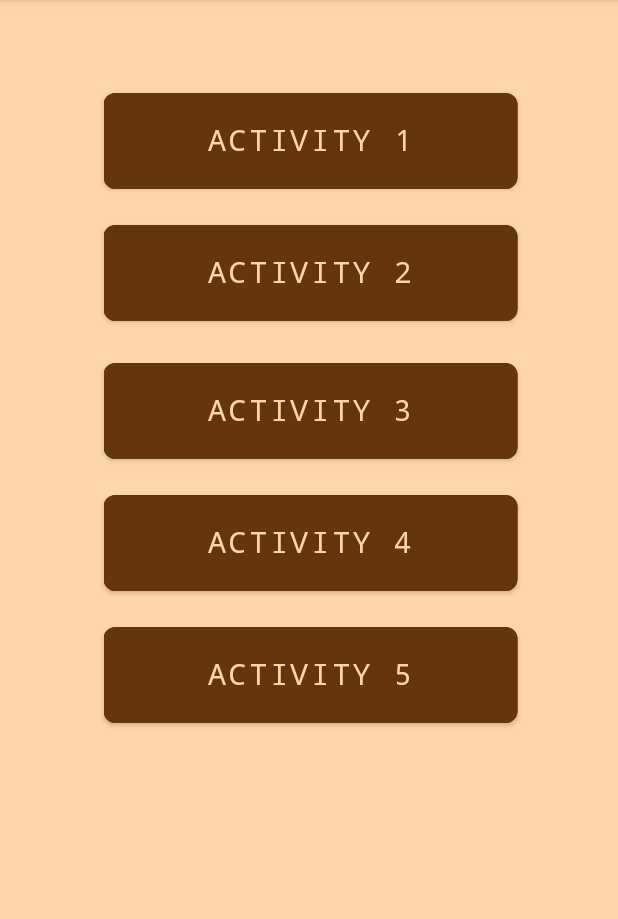
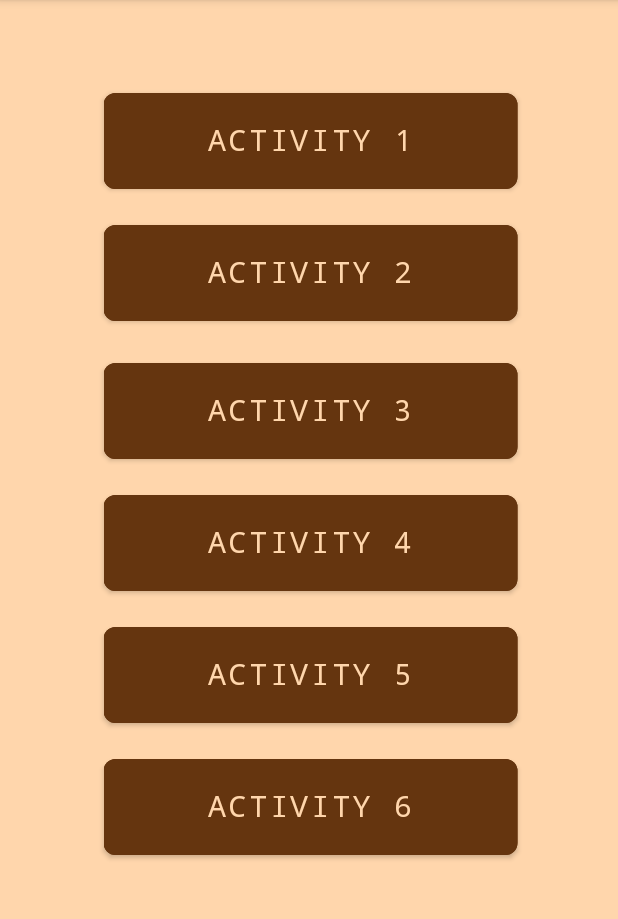
Before and after one commit to MarkYuriPG/Geagonia_MyApplication, an Android app: the screen it shows after launch (MainActivity), on a phone screen of 412 x 824 dp, the part 84-1003 px from its top. Run offline under Robolectric (Android 15) with nearby library versions, the phone set to English and light mode, and no system bars.

Commit message:
Add activity 6

```diff
--- a/app/src/main/java/com/example/geagonia_myapplication/MainActivity.java
+++ b/app/src/main/java/com/example/geagonia_myapplication/MainActivity.java
@@ -13,7 +13,7 @@ import java.util.Objects;
 
 public class MainActivity extends AppCompatActivity implements View.OnClickListener{
 
-    Button bt_Activity1, bt_Activity2, bt_Activity3, bt_Activity4, bt_Activity5;
+    Button bt_Activity1, bt_Activity2, bt_Activity3, bt_Activity4, bt_Activity5, bt_Activity6;
 
     @Override
     protected void onCreate(Bundle savedInstanceState)
@@ -27,12 +27,14 @@ public class MainActivity extends AppCompatActivity implements View.OnClickListe
         bt_Activity3 = (Button) findViewById(R.id.bt_Activity3);
         bt_Activity4 = (Button) findViewById(R.id.bt_Activity4);
         bt_Activity5 = (Button) findViewById(R.id.bt_Activity5);
+        bt_Activity6 = (Button) findViewById(R.id.bt_Activity6);
 
         bt_Activity1.setOnClickListener(this);
         bt_Activity2.setOnClickListener(this);
         bt_Activity3.setOnClickListener(this);
         bt_Activity4.setOnClickListener(this);
         bt_Activity5.setOnClickListener(this);
+        bt_Activity6.setOnClickListener(this);
 
     }
 
@@ -44,22 +46,30 @@ public class MainActivity extends AppCompatActivity implements View.OnClickListe
             case R.id.bt_Activity1:
                 Toast.makeText(this, "Activity 1 button is clicked", Toast.LENGTH_SHORT).show();
                 break;
+
             case R.id.bt_Activity2:
                 Toast.makeText(this, "Activity 2 button is clicked", Toast.LENGTH_SHORT).show();
                 Intent intent2 = new Intent(this, MainActivity2_Menu.class);
                 startActivity(intent2);
                 break;
+
             case R.id.bt_Activity3:
                 Toast.makeText(this, "Activity 3 button is clicked", Toast.LENGTH_SHORT).show();
                 break;
+
             case R.id.bt_Activity4:
                 Toast.makeText(this, "Activity 4 button is clicked", Toast.LENGTH_SHORT).show();
                 break;
+
             case R.id.bt_Activity5:
                 Toast.makeText(this, "Activity 5 button is clicked", Toast.LENGTH_SHORT).show();
                 Intent intent5 = new Intent(this, SMS.class);
                 startActivity(intent5);
                 break;
+
+            case R.id.bt_Activity6:
+                Toast.makeText(this, "Activity 6 button is clicked", Toast.LENGTH_SHORT).show();
+                break;
         }
     }
 }
--- a/app/src/main/res/layout/activity_main.xml
+++ b/app/src/main/res/layout/activity_main.xml
@@ -102,5 +102,22 @@
         app:layout_constraintTop_toTopOf="parent"
         tools:ignore="SmallSP" />
 
+    <Button
+        android:id="@+id/bt_Activity6"
+        android:layout_width="138dp"
+        android:layout_height="44dp"
+        android:layout_marginTop="516dp"
+        android:layout_marginEnd="136dp"
+        android:backgroundTint="@color/caramel"
+        android:fontFamily="monospace"
+        android:scaleX="2"
+        android:scaleY="2"
+        android:text="@string/Act_6"
+        android:textAlignment="center"
+        android:textColor="@color/amebg"
+        android:textSize="10sp"
+        app:layout_constraintEnd_toEndOf="parent"
+        app:layout_constraintTop_toTopOf="parent"
+        tools:ignore="SmallSP" />
 
 </androidx.constraintlayout.widget.ConstraintLayout>
--- a/app/src/main/res/values/strings.xml
+++ b/app/src/main/res/values/strings.xml
@@ -5,6 +5,7 @@
     <string name="Act_3">Activity 3</string>
     <string name="Act_4">Activity 4</string>
     <string name="Act_5">Activity 5</string>
+    <string name="Act_6">Activity 6</string>
     <string name="Name">Name</string>
     <string name="Gender">Gender</string>
     <string name="Label">This page displays the input from the Registration</string>
```
